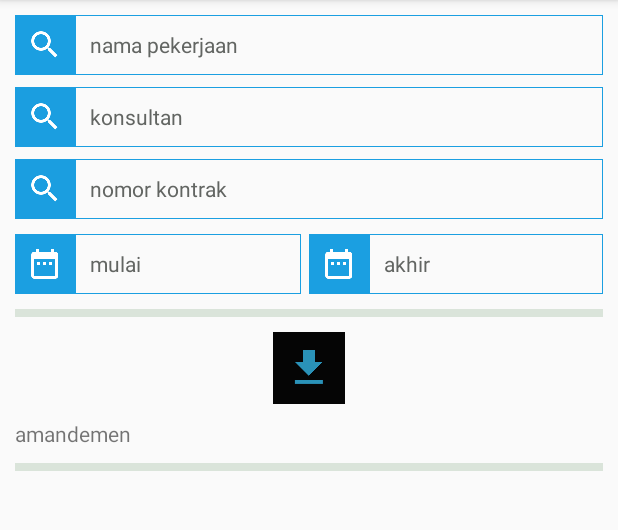
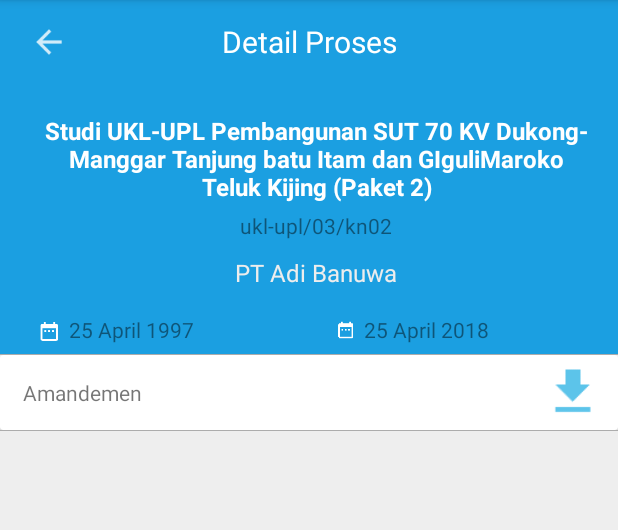
Before and after one commit to lifya/doctrack_user, an Android app: the fragment DetailProsesFragment shown on its own in the app's theme, on a phone screen of 412 x 824 dp, the part 84-614 px from its top. Run offline under Robolectric (Android 15) with nearby library versions, the phone set to English and light mode, and no system bars.

Commit message:
detail proses

```diff
--- a/app/src/main/res/layout/fragment_detail_proses.xml
+++ b/app/src/main/res/layout/fragment_detail_proses.xml
@@ -1,188 +1,186 @@
-<?xml version="1.0" encoding="utf-8"?>
-<RelativeLayout xmlns:android="http://schemas.android.com/apk/res/android"
-    xmlns:app="http://schemas.android.com/apk/res-auto"
+<FrameLayout xmlns:android="http://schemas.android.com/apk/res/android"
     xmlns:tools="http://schemas.android.com/tools"
     android:layout_width="match_parent"
-    android:layout_height="match_parent">
+    android:layout_height="match_parent"
+    xmlns:app="http://schemas.android.com/apk/res-auto"
+    android:orientation="vertical"
+    android:background="#fff">
+
+
+    <LinearLayout
+        android:layout_width="match_parent"
+        android:layout_height="match_parent"
+        xmlns:app="http://schemas.android.com/apk/res-auto"
+        android:orientation="vertical"
+        android:background="#fff">
+
+        <include layout="@layout/toolbar_detail_proses"/>
+
+        <LinearLayout
+            android:layout_width="match_parent"
+            android:layout_height="180dp"
+            android:orientation="vertical"
+            android:background="#1b9fe1">
 
             <LinearLayout
                 android:layout_width="match_parent"
                 android:layout_height="wrap_content"
-        android:layout_marginTop="10dp"
-        android:orientation="vertical"
-        android:layout_marginRight="10dp"
-        android:layout_marginLeft="10dp"
-        android:id="@+id/linearLayout">
+                android:orientation="horizontal"
+                android:background="#1b9fe1">
 
                 <LinearLayout
                     android:layout_width="match_parent"
-            android:layout_height="match_parent"
-            android:orientation="horizontal">
+                    android:layout_height="wrap_content"
+                    android:orientation="vertical"
+                    android:layout_marginTop="10dp"
+                    android:layout_marginLeft="10dp">
 
-            <FrameLayout
-                android:layout_width="wrap_content"
+                    <LinearLayout
+                        android:layout_width="match_parent"
                         android:layout_height="wrap_content"
-                android:background="#1b9fe1">
-
-                <ImageView
-                    android:layout_width="wrap_content"
-                    android:layout_height="wrap_content"
-                    android:src="@drawable/ic_search_white_24dp"
-                    android:padding="8dp"/>
-
-            </FrameLayout>
+                        android:orientation="vertical"
+                        android:layout_marginTop="10dp"
+                        android:layout_marginLeft="10dp"
+                        android:layout_marginRight="10dp">
 
                         <TextView
-                android:id="@+id/etJudul"
                             android:layout_width="match_parent"
-                android:layout_height="match_parent"
-                android:background="@drawable/ic_menu_gallery"
-                android:hint="nama pekerjaan"
-                android:inputType="text"
-                android:padding="10dp"
-                android:singleLine="true"
-                android:textColor="#060606"
-                android:textColorHint="#626562"
-                android:textSize="14dp" />
+                            android:layout_height="wrap_content"
+                            android:text="Studi UKL-UPL Pembangunan SUT 70 KV Dukong- Manggar Tanjung batu Itam dan GIguliMaroko Teluk Kijing (Paket 2)"
+                            android:layout_marginLeft="5dp"
+                            android:layout_marginRight="5dp"
+                            android:textSize="16dp"
+                            android:textAlignment="center"
+                            android:textColor="#ffffff"
+                            android:textStyle="bold"/>
+
+                        <TextView
+                            android:layout_width="match_parent"
+                            android:layout_height="wrap_content"
+                            android:text="ukl-upl/03/kn02"
+                            android:textColor="#77000000"
+                            android:textSize="14dp"
+                            android:textAlignment="center"
+                            android:padding="5dp"
+                            android:textColorHint="#000"
+                            android:background="#00000000"/>
+
+                        <TextView
+                            android:layout_width="match_parent"
+                            android:layout_height="wrap_content"
+                            android:text="PT Adi Banuwa"
+                            android:textColor="#ededed"
+                            android:textSize="16dp"
+                            android:padding="5dp"
+                            android:textAlignment="center"/>
                     </LinearLayout>
 
                     <LinearLayout
                         android:layout_width="match_parent"
-            android:layout_height="match_parent"
+                        android:layout_height="wrap_content"
                         android:orientation="horizontal"
-            android:layout_gravity="center"
-            android:gravity="center"
-            android:layout_marginTop="8dp"
-            >
-            <FrameLayout
-                android:layout_width="wrap_content"
-                android:layout_height="match_parent"
-                android:background="#1b9ee0"
-                >
+                        android:layout_marginTop="10dp"
+                        android:layout_marginLeft="5dp">
+
+                        <LinearLayout
+                            android:layout_weight="1"
+                            android:layout_width="match_parent"
+                            android:layout_height="wrap_content"
+                            android:orientation="vertical"
+                            android:layout_gravity="right"
+                            android:gravity="right">
+
+                            <LinearLayout
+                                android:layout_width="match_parent"
+                                android:layout_height="wrap_content"
+                                android:layout_gravity="right">
+
                                 <ImageView
+                                    android:layout_width="15dp"
+                                    android:layout_height="15dp"
+                                    android:layout_marginLeft="10dp"
+                                    android:layout_marginTop="5dp"
+                                    android:background="@drawable/ic_date_range_white_24dp" />
+
+                                <TextView
                                     android:layout_width="wrap_content"
                                     android:layout_height="wrap_content"
-                    android:src="@drawable/ic_search_white_24dp"
-                    android:padding="8dp"
-                    android:paddingRight="-5dp"/>
-            </FrameLayout>
-            <TextView
-                android:id="@+id/etKonsultan"
-                android:layout_width="match_parent"
-                android:layout_height="match_parent"
-                android:background="@drawable/ic_menu_gallery"
-                android:padding="10dp"
-                android:hint="konsultan"
-                android:textColorHint="#626562"
-                android:textSize="14dp"
-                android:inputType="text"
-                android:textColor="#050505"
-                android:singleLine="true"/>
+                                    android:layout_marginLeft="5dp"
+                                    android:layout_marginTop="2dp"
+                                    android:gravity="end"
+                                    android:text="25 April 1997"
+                                    android:textAlignment="textEnd"
+                                    android:textColor="#7000"
+                                    android:textSize="14dp" />
+                            </LinearLayout>
+
                         </LinearLayout>
 
                         <LinearLayout
+                            android:layout_weight="1"
                             android:layout_width="match_parent"
-            android:layout_height="match_parent"
-            android:orientation="horizontal"
-            android:layout_gravity="center"
-            android:gravity="center"
-            android:layout_marginTop="8dp"
-            >
-            <FrameLayout
-                android:layout_width="wrap_content"
-                android:layout_height="match_parent"
-                android:background="#1b9ee0"
-                >
-                <ImageView
-                    android:layout_width="wrap_content"
                             android:layout_height="wrap_content"
-                    android:src="@drawable/ic_search_white_24dp"
-                    android:padding="8dp"/>
-            </FrameLayout>
-            <TextView
-                android:id="@+id/etKontrak"
-                android:layout_width="match_parent"
-                android:layout_height="match_parent"
-                android:background="@drawable/ic_menu_gallery"
-                android:padding="10dp"
-                android:hint="nomor kontrak"
-                android:textColorHint="#626562"
-                android:textSize="14dp"
-                android:inputType="text"
-                android:textColor="#050505"
-                android:singleLine="true"/>
-        </LinearLayout>
+                            android:orientation="vertical">
 
                             <LinearLayout
                                 android:layout_width="match_parent"
-            android:layout_height="match_parent"
-            android:orientation="horizontal"
-            android:layout_gravity="center"
-            android:layout_marginTop="10dp"
-            android:gravity="center">
-            <LinearLayout
-                android:layout_width="0dp"
-                android:layout_height="wrap_content"
-                android:layout_weight="1"
-                android:orientation="horizontal">
-                <FrameLayout
-                    android:layout_width="wrap_content"
-                    android:layout_height="match_parent"
-                    android:background="#1b9fe1"
-                    >
+                                android:layout_height="wrap_content">
+
                                 <ImageView
-                        android:layout_width="wrap_content"
-                        android:layout_height="wrap_content"
-                        android:src="@drawable/ic_date_range_white_24dp"
-                        android:padding="8dp"/>
-                </FrameLayout>
-
+                                    android:layout_width="13dp"
+                                    android:layout_height="13dp"
+                                    android:layout_marginLeft="10dp"
+                                    android:layout_marginTop="5dp"
+                                    android:background="@drawable/ic_date_range_white_24dp"/>
 
                                 <TextView
-                    android:id="@+id/etTglMulai"
                                     android:layout_width="match_parent"
-                    android:layout_height="match_parent"
-                    android:background="@drawable/ic_menu_gallery"
-                    android:padding="10dp"
-                    android:hint="mulai"
-                    android:textColorHint="#626562"
+                                    android:layout_height="wrap_content"
+                                    android:text="25 April 2018"
+                                    android:layout_marginLeft="5dp"
+                                    android:layout_marginTop="2dp"
                                     android:textSize="14dp"
-                    android:singleLine="true"
-                    android:inputType="date"
-                    android:textColor="#080808"
-                    android:layout_marginRight="5dp"/>
+                                    android:textColor="#7000"/>
                             </LinearLayout>
+
+                        </LinearLayout>
+
+                    </LinearLayout>
+
+                </LinearLayout>
+
+            </LinearLayout>
+
+        </LinearLayout>
+
+        <View
+            android:layout_width="match_parent"
+            android:layout_height="0.1dp"
+            android:background="#ACACAC"/>
+
         <LinearLayout
-                android:layout_width="0dp"
+            android:layout_width="match_parent"
             android:layout_height="wrap_content"
+            android:orientation="horizontal">
+
+            <android.support.v7.widget.CardView
+                android:layout_width="match_parent"
+                android:layout_height="50dp"
+                app:cardElevation="10dp"
+                app:cardBackgroundColor="#ffff">
+
+                <LinearLayout
+                    android:layout_width="match_parent"
+                    android:layout_height="wrap_content"
+                    android:orientation="vertical"
                     android:layout_weight="1"
-                android:orientation="horizontal"
-                >
-                <FrameLayout
-                    android:layout_width="wrap_content"
-                    android:layout_height="match_parent"
-                    android:background="#1b9fe1"
-                    >
-                    <ImageView
-                        android:layout_width="wrap_content"
+                    android:layout_gravity="center">
+
+                    <TextView
+                        android:layout_width="match_parent"
                         android:layout_height="wrap_content"
-                        android:src="@drawable/ic_date_range_white_24dp"
-                        android:padding="8dp"/>
-                </FrameLayout>
-                <TextView
-                    android:id="@+id/etTglAkhir"
-
-                    android:layout_width="match_parent"
-                    android:layout_height="match_parent"
-                    android:background="@drawable/ic_menu_gallery"
-                    android:padding="10dp"
-                    android:hint="akhir"
-                    android:textColorHint="#626562"
-                    android:textSize="14dp"
-                    android:inputType="date"
-                    android:textColor="#050505"
-                    android:singleLine="true"/>
-            </LinearLayout>
+                        android:text="Amandemen"
+                        android:layout_marginLeft="15dp"/>
 
 
                 </LinearLayout>
@@ -191,88 +189,42 @@
                     android:layout_width="match_parent"
                     android:layout_height="wrap_content"
                     android:orientation="vertical"
-            android:layout_marginTop="10dp">
+                    android:layout_weight="1"
+                    android:layout_gravity="right|center"
+                    android:layout_marginRight="10dp"
+                    android:layout_marginLeft="10dp">
 
-            <View
-                android:layout_width="wrap_content"
-                android:layout_height="5dp"
-                android:background="#dae4da" />
-
+                    <ImageView
+                        android:layout_width="40dp"
+                        android:layout_height="40dp"
+                        android:layout_gravity="right"
+                        android:background="@drawable/ic_action_download"/>
                 </LinearLayout>
 
-        <LinearLayout
-            android:layout_width="match_parent"
-            android:layout_height="wrap_content"
-            android:layout_gravity="center"
-            android:layout_marginTop="10dp"
-            android:gravity="center"
-            android:orientation="horizontal">
+            </android.support.v7.widget.CardView>
 
-            <FrameLayout
-                android:layout_width="wrap_content"
-                android:layout_height="match_parent"
-                android:background="#050505">
 
-                <ImageView
-                    android:layout_width="wrap_content"
-                    android:layout_height="wrap_content"
-                    android:padding="8dp"
-                    android:src="@drawable/ic_action_download" />
-            </FrameLayout>
+
 
 
         </LinearLayout>
 
-        <LinearLayout
+        <View
             android:layout_width="match_parent"
-            android:layout_height="wrap_content"
-            android:orientation="horizontal"
-            android:layout_gravity="center"
-            android:gravity="center"
-            android:layout_marginTop="10dp">
+            android:layout_height="0.1dp"
+            android:background="#ACACAC" />
 
         <LinearLayout
             android:layout_width="match_parent"
-                android:layout_height="wrap_content"
-                android:orientation="horizontal"
-                android:layout_weight="1"
-                >
-
-                <TextView
-                    android:layout_width="match_parent"
-                    android:layout_height="wrap_content"
-                    android:text="amandemen"
-                    />
-
-            </LinearLayout>
-        </LinearLayout>
-
-        <LinearLayout
-            android:layout_width="match_parent"
-            android:layout_height="wrap_content"
+            android:layout_height="match_parent"
             android:orientation="vertical"
-            android:layout_marginTop="10dp">
-
-            <View
-                android:layout_width="wrap_content"
-                android:layout_height="5dp"
-                android:background="#dae4da" />
-
-        </LinearLayout>
-
-        <ImageView
-            android:layout_width="wrap_content"
-            android:layout_height="match_parent"
-            android:id="@+id/imagev1"/>
+            android:background="#EEEEEE">
 
             <android.support.v7.widget.RecyclerView
                 android:layout_width="match_parent"
                 android:layout_height="wrap_content"
-            android:id="@+id/rvProses">
-
+                android:id="@+id/rvDetailProses">
             </android.support.v7.widget.RecyclerView>
-
         </LinearLayout>
-
-
-</RelativeLayout>
+    </LinearLayout>
+</FrameLayout>
--- /dev/null
+++ b/app/src/main/res/layout/toolbar_detail_proses.xml
@@ -0,0 +1,22 @@
+<?xml version="1.0" encoding="utf-8"?>
+<android.support.v7.widget.Toolbar xmlns:android="http://schemas.android.com/apk/res/android"
+    android:layout_width="match_parent"
+    android:layout_height="wrap_content"
+    android:background="#1b9fe1">
+
+    <ImageView
+        android:layout_width="25dp"
+        android:layout_height="25dp"
+        android:layout_marginLeft="20dp"
+        android:background="@drawable/ic_arrow_back"/>
+
+    <TextView
+        android:layout_width="wrap_content"
+        android:layout_height="wrap_content"
+        android:text="Detail Proses"
+        android:textSize="20dp"
+        android:layout_gravity="center"
+        android:gravity="bottom"
+        android:textColor="#ffffff"/>
+
+</android.support.v7.widget.Toolbar>
```
Also changed, not shown: app/src/main/res/drawable-hdpi/ic_arrow_back.png (added), app/src/main/res/drawable-mdpi/ic_arrow_back.png (added), app/src/main/res/drawable-xhdpi/ic_arrow_back.png (added), app/src/main/res/drawable-xxhdpi/ic_arrow_back.png (added), 6 other files. Lines whose indentation alone changed are shown as unchanged.
